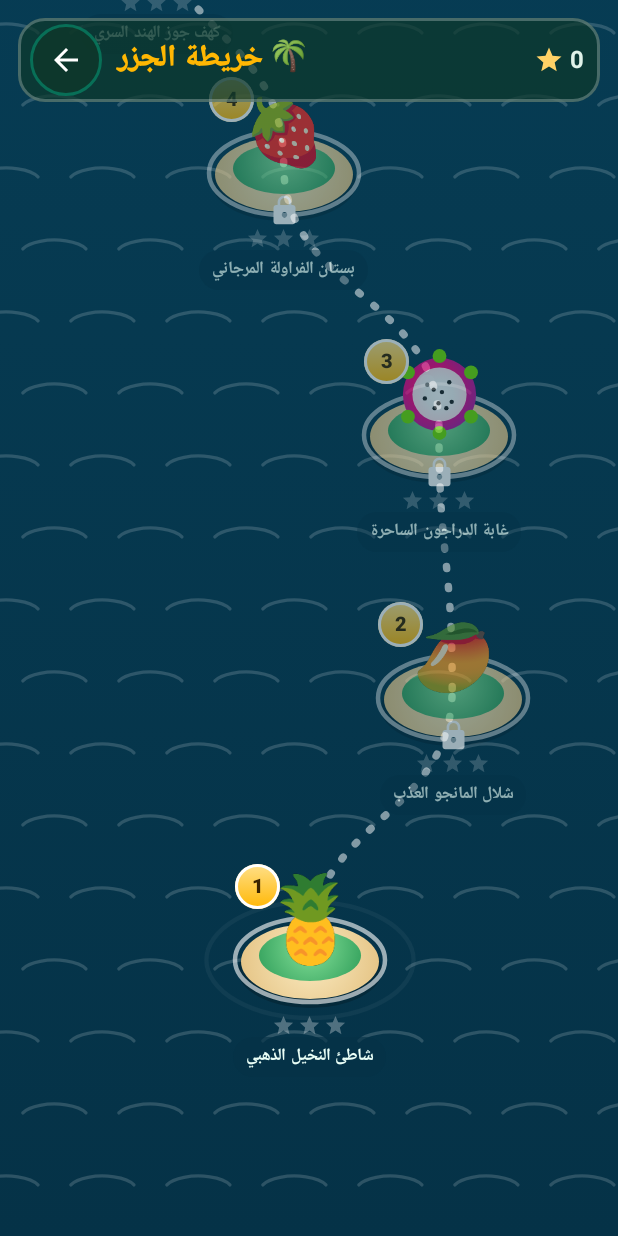
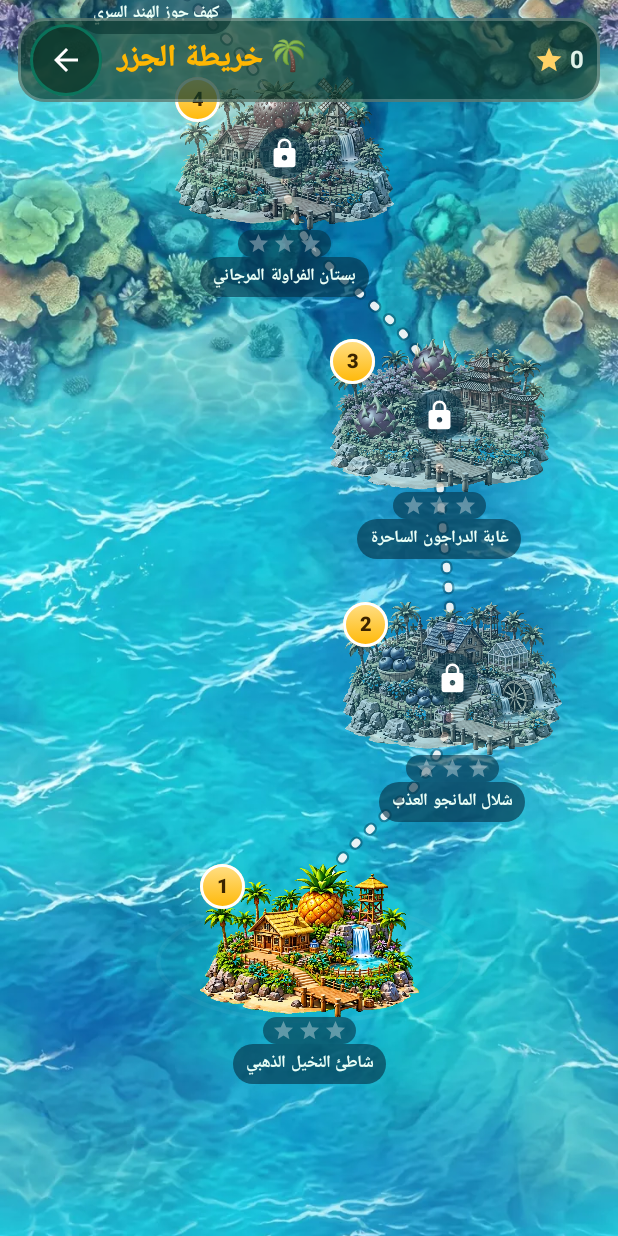
Before and after one commit to mohamedelghazawy-ctrl/tropical-fruits-kingdom, an Android app built with Jetpack Compose: the composable LevelMapScreen shown on its own in the app's theme, on a phone screen of 412 x 824 dp. Run offline under Robolectric (Android 15) with nearby library versions, the phone set to English and light mode, and no system bars.

Commit message:
New island map art

```diff
--- a/app/src/main/java/com/example/ui/screens/LevelMapScreen.kt
+++ b/app/src/main/java/com/example/ui/screens/LevelMapScreen.kt
@@ -51,6 +51,12 @@ import androidx.compose.ui.geometry.Offset
 import androidx.compose.ui.geometry.Size
 import androidx.compose.ui.graphics.Brush
 import androidx.compose.ui.graphics.Color
+import androidx.compose.ui.graphics.ColorFilter
+import androidx.compose.ui.graphics.ColorMatrix
+import androidx.compose.ui.graphics.ImageBitmap
+import androidx.compose.ui.res.imageResource
+import androidx.compose.ui.unit.IntOffset
+import androidx.compose.ui.unit.IntSize
 import androidx.compose.ui.graphics.Path
 import androidx.compose.ui.graphics.PathEffect
 import androidx.compose.ui.graphics.StrokeCap
@@ -143,6 +149,7 @@ fun LevelMapScreen(
         label = "phase"
     )
 
+    val sea = ImageBitmap.imageResource(R.drawable.sea_strip)
     Box(modifier = modifier.fillMaxSize().background(Color(0xFF053247))) {
         BoxWithConstraints(modifier = Modifier.fillMaxSize()) {
             val widthDp = maxWidth
@@ -165,19 +172,12 @@ fun LevelMapScreen(
                     modifier = Modifier
                         .fillMaxWidth()
                         .height(totalH)
-                        .background(
-                            Brush.verticalGradient(
-                                listOf(
-                                    Color(0xFF8FE0E3), Color(0xFF34B6C2), Color(0xFF1590A8),
-                                    Color(0xFF0C6486), Color(0xFF053247)
-                                )
-                            )
-                        )
+                        .background(Color(0xFF1590A8))
                         .drawBehind {
                             // نرسم المقطع الظاهر فقط لتوفير الأداء
                             val from = scroll.value - 120.dp.toPx()
                             val to = scroll.value + viewportPx + 120.dp.toPx()
-                            drawSeaWaves(from, to, phase)
+                            drawSeaTiles(sea, from, to)
                             drawRoute(doneFlags, from, to, GAP.toPx(), BOTTOM_PAD.toPx())
                         }
                 ) {
@@ -291,7 +291,7 @@ fun LevelMapScreen(
     }
 }
 
-private val ISLAND_COLUMN_WIDTH = 150.dp
+private val ISLAND_COLUMN_WIDTH = 180.dp
 
 /** عقدة إنقاذ ملكة الفواكه بين الجزر. */
 @Composable
@@ -359,13 +359,23 @@ private fun IslandNode(
     modifier: Modifier = Modifier
 ) {
     val boss = level.levelNumber % 5 == 0
-    val s = if (boss) 118.dp else 100.dp
+    val w = if (boss) 176.dp else 146.dp
+    val h = if (boss) w * 0.96f else w * 0.70f
     val fruit = level.islandFruit
+    val art = if (boss) R.drawable.map_isle_boss else when (fruit) {
+        FruitType.STRAWBERRY -> R.drawable.map_isle_straw
+        FruitType.PINEAPPLE -> R.drawable.map_isle_pine
+        FruitType.COCONUT -> R.drawable.map_isle_coco
+        FruitType.WATERMELON -> R.drawable.map_isle_melon
+        FruitType.DRAGONFRUIT -> R.drawable.map_isle_dragon
+        else -> R.drawable.map_isle_blue
+    }
+    val dim = remember { ColorFilter.colorMatrix(ColorMatrix().apply { setToSaturation(0.2f) }) }
 
     Column(
         modifier = modifier
+            .offset(y = if (boss) -(h - 102.dp) else 0.dp)
             .width(ISLAND_COLUMN_WIDTH)
-            .alpha(if (unlocked) 1f else 0.6f)
             .clickable(
                 enabled = unlocked,
                 interactionSource = remember { MutableInteractionSource() },
@@ -375,16 +385,23 @@ private fun IslandNode(
             .testTag("level_item_${level.levelNumber}"),
         horizontalAlignment = Alignment.CenterHorizontally
     ) {
-        Box(modifier = Modifier.size(s), contentAlignment = Alignment.TopCenter) {
+        Box(modifier = Modifier.size(width = w, height = h), contentAlignment = Alignment.TopCenter) {
             if (isCurrent) CurrentRing()
-            Canvas(modifier = Modifier.fillMaxSize()) { drawIsland(boss) }
-
-            // فاكهة اسم الجزيرة (أو نجمة قوس قزح للجزيرة الأسطورية)
-            FruitComposable(
-                fruitType = fruit ?: FruitType.PINEAPPLE,
-                specialType = if (fruit == null) SpecialType.STARFRUIT_RAINBOW else SpecialType.NONE,
-                modifier = Modifier.size(s * 0.66f).offset(y = s * 0.04f)
+            Image(
+                painter = painterResource(art),
+                contentDescription = null,
+                contentScale = ContentScale.FillBounds,
+                colorFilter = if (unlocked) null else dim,
+                alpha = if (unlocked) 1f else 0.7f,
+                modifier = Modifier.fillMaxSize()
             )
+            if (fruit == null && !boss) {
+                FruitComposable(
+                    fruitType = FruitType.PINEAPPLE,
+                    specialType = SpecialType.STARFRUIT_RAINBOW,
+                    modifier = Modifier.size(h * 0.45f).align(Alignment.TopCenter)
+                )
+            }
 
             // رقم المرحلة
             Box(
@@ -405,23 +422,32 @@ private fun IslandNode(
                     color = Color(0xFF3A2400)
                 )
             }
-            if (boss) Text(text = "👑", fontSize = 18.sp, modifier = Modifier.align(Alignment.TopEnd))
+            if (boss) Text(text = "👑", fontSize = 20.sp, modifier = Modifier.align(Alignment.TopEnd))
             if (!unlocked) {
                 Icon(
                     imageVector = Icons.Default.Lock,
                     contentDescription = "مقفلة",
                     tint = Color.White,
-                    modifier = Modifier.align(Alignment.BottomCenter).size(22.dp)
+                    modifier = Modifier
+                        .align(Alignment.Center)
+                        .size(34.dp)
+                        .background(Color(0x99053247), CircleShape)
+                        .padding(6.dp)
                 )
             }
         }
 
-        Row(horizontalArrangement = Arrangement.spacedBy(2.dp)) {
+        Row(
+            horizontalArrangement = Arrangement.spacedBy(2.dp),
+            modifier = Modifier
+                .background(Color(0x99053247), RoundedCornerShape(50))
+                .padding(horizontal = 6.dp, vertical = 1.dp)
+        ) {
             repeat(3) { index ->
                 Icon(
                     imageVector = Icons.Default.Star,
                     contentDescription = null,
-                    tint = if (index < stars) Color(0xFFFFD166) else Color.White.copy(alpha = 0.3f),
+                    tint = if (index < stars) Color(0xFFFFD166) else Color.White.copy(alpha = 0.35f),
                     modifier = Modifier.size(15.dp)
                 )
             }
@@ -509,30 +535,18 @@ private fun DrawScope.drawIsland(boss: Boolean) {
     }
 }
 
-/** أمواج هادئة متحركة، تُرسم للصفوف الظاهرة فقط. */
-private fun DrawScope.drawSeaWaves(from: Float, to: Float, phase: Float) {
-    val rowH = 48.dp.toPx()
-    val colW = 64.dp.toPx()
-    val firstRow = (from / rowH).toInt().coerceAtLeast(0)
-    val lastRow = (to / rowH).toInt()
-    val shift = phase * colW
-    val stroke = Stroke(width = 2.2.dp.toPx(), cap = StrokeCap.Round)
-    for (row in firstRow..lastRow) {
-        val y = row * rowH
-        val rowOffset = if (row % 2 == 0) 0f else colW / 2f
-        var x = -colW + ((rowOffset + shift) % colW)
-        while (x < size.width + colW) {
-            drawArc(
-                color = Color.White.copy(alpha = 0.16f),
-                startAngle = 200f,
-                sweepAngle = 140f,
-                useCenter = false,
-                topLeft = Offset(x, y),
-                size = Size(colW * 0.7f, 18.dp.toPx()),
-                style = stroke
-            )
-            x += colW
-        }
+/** بحر مرسوم: شريط صورة قابل للتكرار رأسياً يُمدّ على عرض الشاشة، ويُرسم المقطع الظاهر فقط. */
+private fun DrawScope.drawSeaTiles(sea: ImageBitmap, from: Float, to: Float) {
+    val w = size.width
+    val tileH = w * sea.height / sea.width
+    val first = (from / tileH).toInt().coerceAtLeast(0)
+    val last = (to / tileH).toInt()
+    for (k in first..last) {
+        drawImage(
+            image = sea,
+            dstOffset = IntOffset(0, (k * tileH).toInt()),
+            dstSize = IntSize(w.toInt(), tileH.toInt() + 1)
+        )
     }
 }
 
@@ -558,7 +572,12 @@ private fun DrawScope.drawRoute(
         val done = doneFlags[i]
         drawPath(
             path = path,
-            color = if (done) Color(0xFFFFD166) else Color.White.copy(alpha = 0.5f),
+            color = Color(0x66053247),
+            style = Stroke(width = 8.dp.toPx(), cap = StrokeCap.Round, pathEffect = dots)
+        )
+        drawPath(
+            path = path,
+            color = if (done) Color(0xFFFFD166) else Color.White.copy(alpha = 0.9f),
             style = Stroke(width = 5.dp.toPx(), cap = StrokeCap.Round, pathEffect = dots)
         )
     }
```
Also changed, not shown: app/src/main/res/drawable-nodpi/map_isle_blue.webp (added), app/src/main/res/drawable-nodpi/map_isle_boss.webp (added), app/src/main/res/drawable-nodpi/map_isle_coco.webp (added), app/src/main/res/drawable-nodpi/map_isle_dragon.webp (added), app/src/main/res/drawable-nodpi/map_isle_melon.webp (added), app/src/main/res/drawable-nodpi/map_isle_pine.webp (added), app/src/main/res/drawable-nodpi/map_isle_straw.webp (added), app/src/main/res/drawable-nodpi/sea_strip.webp (added).
